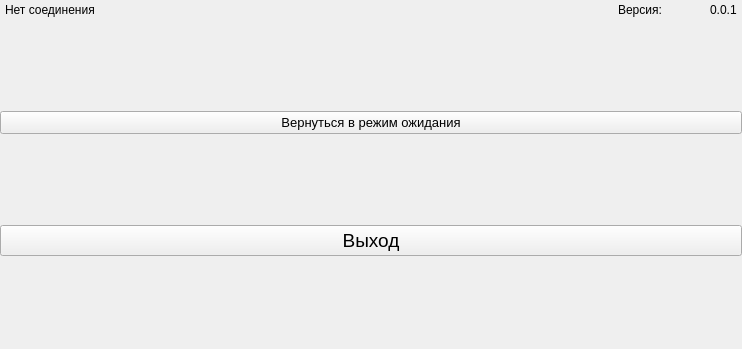
Old version of the form indigotaxi.ui in the repository koolkhel/wince-taximeter.
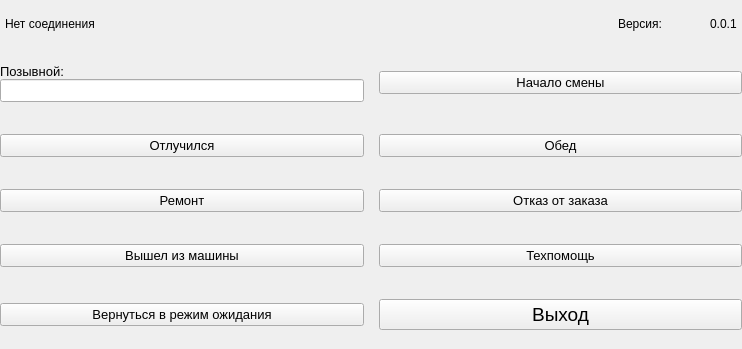
New version of the form. The open tabs and pages were chosen to show the change.

Commit message: UI develops very good!

Diff of the .ui file:
```diff
--- a/indigotaxi.ui
+++ b/indigotaxi.ui
@@ -35,7 +35,7 @@
      <verstretch>0</verstretch>
     </sizepolicy>
    </property>
-   <layout class="QVBoxLayout" name="verticalLayout_10" stretch="1,100">
+   <layout class="QVBoxLayout" name="verticalLayout_10" stretch="1,0">
     <property name="spacing">
      <number>0</number>
     </property>
@@ -823,24 +823,154 @@
        </layout>
       </widget>
       <widget class="QWidget" name="settingsPage4">
-       <layout class="QGridLayout" name="gridLayout">
-        <item row="1" column="0">
-         <widget class="QPushButton" name="exitButton">
-          <property name="font">
-           <font>
-            <pointsize>14</pointsize>
-           </font>
-          </property>
-          <property name="text">
-           <string>Выход</string>
-          </property>
-         </widget>
-        </item>
-        <item row="0" column="0">
-         <widget class="QPushButton" name="backToStandByButton">
-          <property name="text">
-           <string>Вернуться в режим ожидания</string>
-          </property>
+       <layout class="QVBoxLayout" name="verticalLayout_18">
+        <item>
+         <widget class="QStackedWidget" name="settingsStackedWidget">
+          <widget class="QWidget" name="mainSettingsPage1">
+           <layout class="QGridLayout" name="gridLayout" columnstretch="1,1">
+            <property name="margin">
+             <number>0</number>
+            </property>
+            <property name="spacing">
+             <number>15</number>
+            </property>
+            <item row="0" column="1">
+             <widget class="QPushButton" name="dutyStart">
+              <property name="text">
+               <string>Начало смены</string>
+              </property>
+              <property name="checkable">
+               <bool>true</bool>
+              </property>
+              <property name="autoDefault">
+               <bool>false</bool>
+              </property>
+              <property name="default">
+               <bool>false</bool>
+              </property>
+              <property name="flat">
+               <bool>false</bool>
+              </property>
+             </widget>
+            </item>
+            <item row="1" column="1">
+             <widget class="QPushButton" name="dinnerButton">
+              <property name="text">
+               <string>Обед</string>
+              </property>
+              <property name="checkable">
+               <bool>false</bool>
+              </property>
+             </widget>
+            </item>
+            <item row="1" column="0">
+             <widget class="QPushButton" name="awayButton">
+              <property name="text">
+               <string>Отлучился</string>
+              </property>
+             </widget>
+            </item>
+            <item row="0" column="0">
+             <layout class="QVBoxLayout" name="verticalLayout_17">
+              <item>
+               <widget class="QLabel" name="label_12">
+                <property name="text">
+                 <string>Позывной:</string>
+                </property>
+               </widget>
+              </item>
+              <item>
+               <widget class="QLineEdit" name="driverNameLineEdit">
+                <property name="keyboard" stdset="0">
+                 <bool>true</bool>
+                </property>
+               </widget>
+              </item>
+             </layout>
+            </item>
+            <item row="4" column="0">
+             <widget class="QPushButton" name="backToStandByButton">
+              <property name="text">
+               <string>Вернуться в режим ожидания</string>
+              </property>
+             </widget>
+            </item>
+            <item row="3" column="0">
+             <widget class="QPushButton" name="fromCarButton">
+              <property name="text">
+               <string>Вышел из машины</string>
+              </property>
+             </widget>
+            </item>
+            <item row="2" column="0">
+             <widget class="QPushButton" name="pushButton_3">
+              <property name="text">
+               <string>Ремонт</string>
+              </property>
+             </widget>
+            </item>
+            <item row="2" column="1">
+             <widget class="QPushButton" name="refuseButton">
+              <property name="text">
+               <string>Отказ от заказа</string>
+              </property>
+             </widget>
+            </item>
+            <item row="3" column="1">
+             <widget class="QPushButton" name="techhelpButton">
+              <property name="text">
+               <string>Техпомощь</string>
+              </property>
+             </widget>
+            </item>
+            <item row="4" column="1">
+             <widget class="QPushButton" name="exitButton_2">
+              <property name="font">
+               <font>
+                <pointsize>14</pointsize>
+               </font>
+              </property>
+              <property name="text">
+               <string>Выход</string>
+              </property>
+             </widget>
+            </item>
+           </layout>
+          </widget>
+          <widget class="QWidget" name="dinnerPage2">
+           <layout class="QVBoxLayout" name="verticalLayout_19">
+            <item>
+             <widget class="QPushButton" name="pushButton_4">
+              <property name="sizePolicy">
+               <sizepolicy hsizetype="Minimum" vsizetype="Expanding">
+                <horstretch>0</horstretch>
+                <verstretch>0</verstretch>
+               </sizepolicy>
+              </property>
+              <property name="text">
+               <string>Вернулся с обеда</string>
+              </property>
+             </widget>
+            </item>
+           </layout>
+          </widget>
+          <widget class="QWidget" name="awayPage3">
+           <layout class="QVBoxLayout" name="verticalLayout_20">
+            <item>
+             <widget class="QPushButton" name="pushButton_5">
+              <property name="sizePolicy">
+               <sizepolicy hsizetype="Minimum" vsizetype="Expanding">
+                <horstretch>0</horstretch>
+                <verstretch>0</verstretch>
+               </sizepolicy>
+              </property>
+              <property name="text">
+               <string>Вернулся в машину</string>
+              </property>
+             </widget>
+            </item>
+           </layout>
+          </widget>
          </widget>
         </item>
        </layout>
```
Left out of the diff: 86 changed lines with no effect on the pictures. The commit also changes 6 other files.
